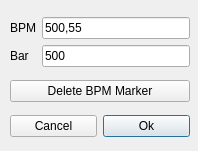
First picture: the form in src/gui/src/SongEditor/SongEditorPanelBpmWidget_UI.ui, repository hydrogen-music/hydrogen, before the edit.
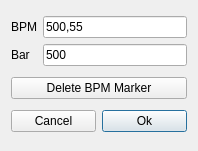
Second picture: the form after the edit.

The edit to the form file:
```diff
--- a/src/gui/src/SongEditor/SongEditorPanelBpmWidget_UI.ui
+++ b/src/gui/src/SongEditor/SongEditorPanelBpmWidget_UI.ui
@@ -13,15 +13,6 @@
   <property name="windowTitle">
    <string>Form</string>
   </property>
-  <widget class="QWidget" name="layoutWidget">
-   <property name="geometry">
-    <rect>
-     <x>10</x>
-     <y>10</y>
-     <width>180</width>
-     <height>135</height>
-    </rect>
-   </property>
    <layout class="QVBoxLayout" name="verticalLayout">
     <item>
      <layout class="QGridLayout" name="gridLayout">
@@ -96,7 +87,6 @@
      </layout>
     </item>
    </layout>
-  </widget>
  </widget>
  <tabstops>
   <tabstop>lineEditBpm</tabstop>
```
Lines whose indentation alone changed are shown as unchanged.
